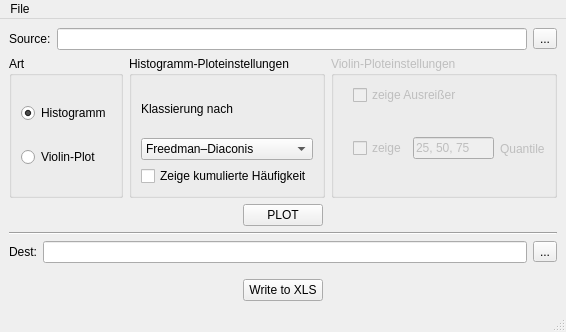
Qt form gui/gui.ui (lhalb/gfmanager) before a commit.
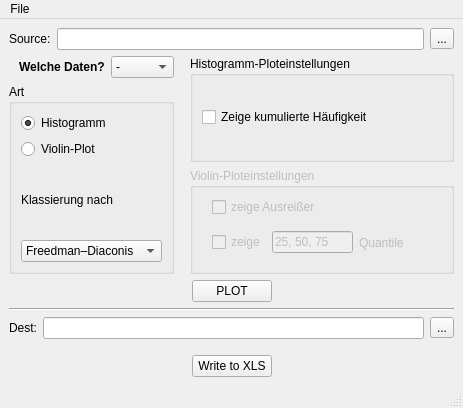
The same form after that commit.

Commit message: Implementierung Klassierungsroutine Daten

What changed in the file:
```diff
--- a/gui/gui.ui
+++ b/gui/gui.ui
@@ -6,8 +6,8 @@
    <rect>
     <x>0</x>
     <y>0</y>
-    <width>523</width>
-    <height>332</height>
+    <width>463</width>
+    <height>408</height>
    </rect>
   </property>
   <property name="windowTitle">
@@ -39,6 +39,50 @@
     <item>
      <layout class="QHBoxLayout" name="horizontalLayout_6">
       <item>
+       <layout class="QVBoxLayout" name="verticalLayout_7">
+        <property name="leftMargin">
+         <number>0</number>
+        </property>
+        <item>
+         <layout class="QHBoxLayout" name="horizontalLayout_5">
+          <property name="leftMargin">
+           <number>10</number>
+          </property>
+          <item>
+           <widget class="QLabel" name="label_5">
+            <property name="font">
+             <font>
+              <pointsize>9</pointsize>
+              <weight>75</weight>
+              <bold>true</bold>
+             </font>
+            </property>
+            <property name="text">
+             <string>Welche Daten?</string>
+            </property>
+           </widget>
+          </item>
+          <item>
+           <widget class="QComboBox" name="cb_plotchoice">
+            <property name="autoFillBackground">
+             <bool>true</bool>
+            </property>
+            <property name="placeholderText">
+             <string/>
+            </property>
+            <property name="frame">
+             <bool>true</bool>
+            </property>
+            <item>
+             <property name="text">
+              <string>-</string>
+             </property>
+            </item>
+           </widget>
+          </item>
+         </layout>
+        </item>
+        <item>
        <widget class="QGroupBox" name="groupBox_2">
         <property name="title">
          <string>Art</string>
@@ -61,15 +105,6 @@
            </property>
           </widget>
          </item>
-        </layout>
-       </widget>
-      </item>
-      <item>
-       <widget class="QGroupBox" name="gb_histogram">
-        <property name="title">
-         <string>Histogramm-Ploteinstellungen</string>
-        </property>
-        <layout class="QVBoxLayout" name="verticalLayout_2">
          <item>
           <layout class="QVBoxLayout" name="verticalLayout_4">
            <item>
@@ -117,6 +152,22 @@
            </item>
           </layout>
          </item>
+          </layout>
+         </widget>
+        </item>
+       </layout>
+      </item>
+      <item>
+       <layout class="QVBoxLayout" name="verticalLayout_8">
+        <property name="leftMargin">
+         <number>10</number>
+        </property>
+        <item>
+         <widget class="QGroupBox" name="gb_histogram">
+          <property name="title">
+           <string>Histogramm-Ploteinstellungen</string>
+          </property>
+          <layout class="QVBoxLayout" name="verticalLayout_2">
          <item>
           <widget class="QCheckBox" name="cb_cumulated">
            <property name="text">
@@ -205,6 +256,8 @@
       </item>
      </layout>
     </item>
+     </layout>
+    </item>
     <item>
      <layout class="QHBoxLayout" name="horizontalLayout_2">
       <item>
@@ -317,8 +370,8 @@
     <rect>
      <x>0</x>
      <y>0</y>
-     <width>523</width>
-     <height>21</height>
+     <width>463</width>
+     <height>26</height>
     </rect>
    </property>
    <widget class="QMenu" name="menuFile">
```
Lines whose indentation alone changed are shown as unchanged. The commit also changes 4 other files.
